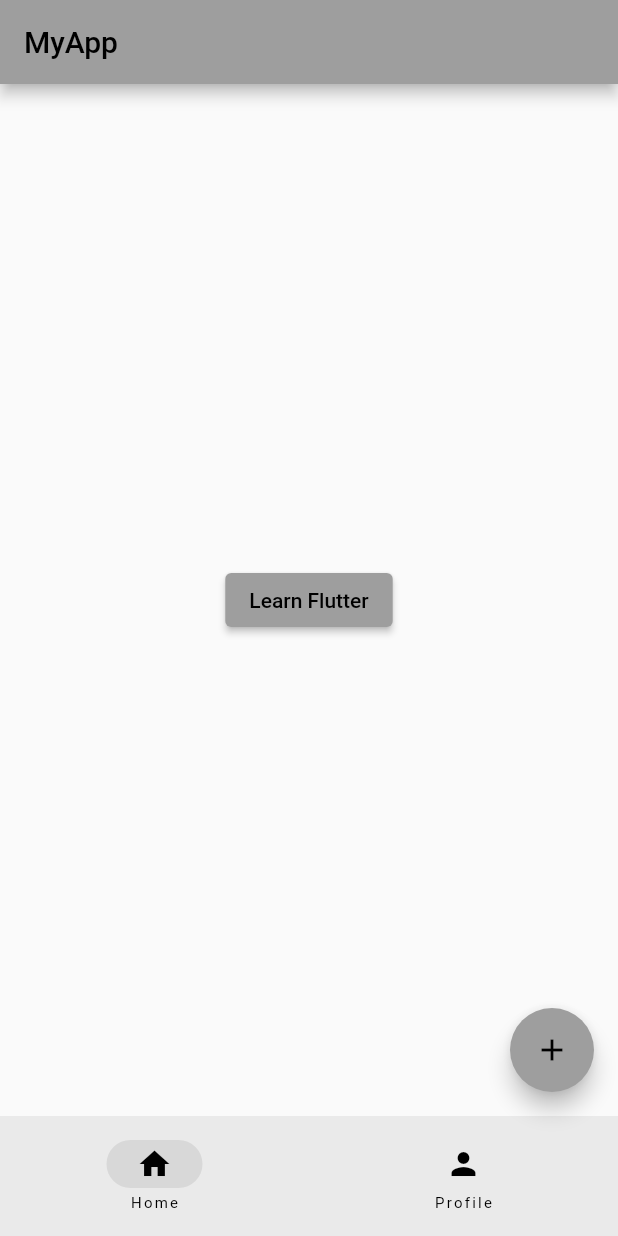
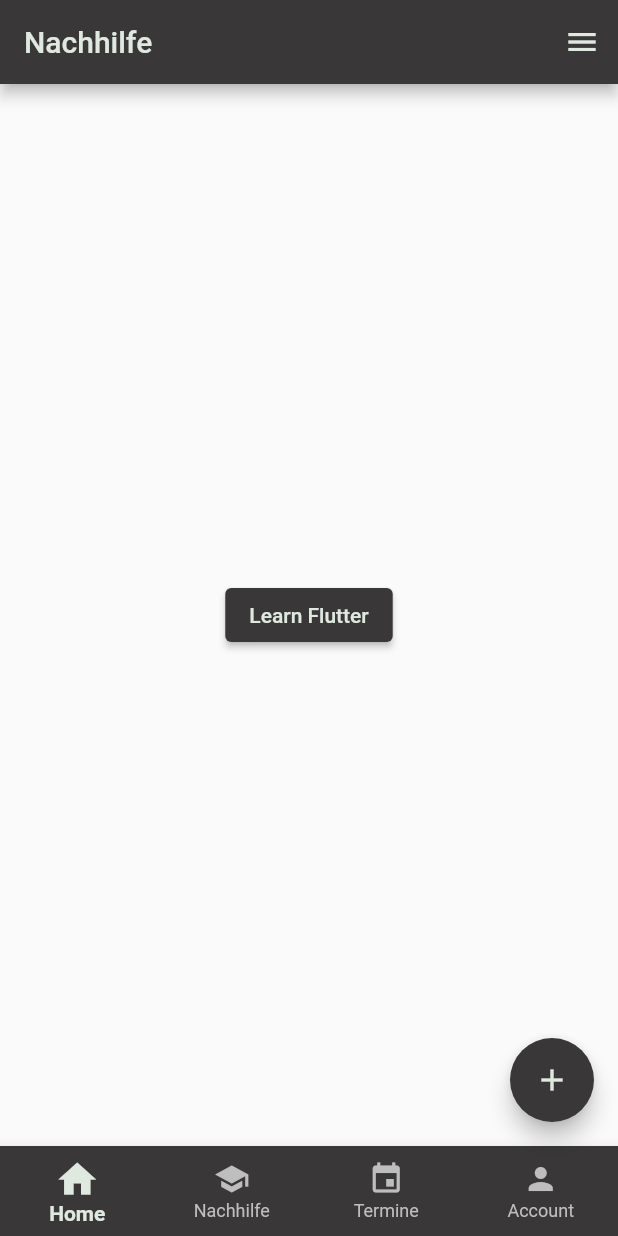
Before and after one commit to crisptells/SEIII_Flutter_App, a Flutter app: the screen it shows after launch, on a phone screen of 412 x 824 dp. Run offline on Flutter 3.47's test engine with Material 2 defaults, Android fonts, the phone set to English and light mode, and no system bars; our stand-ins replace table_calendar.

Commit message:
app after tutorial

```diff
--- a/lib/home_page.dart
+++ b/lib/home_page.dart
@@ -8,6 +8,9 @@ class HomePage extends StatelessWidget {
   Widget build(BuildContext context) {
     return Center(
       child: ElevatedButton(
+        style: ElevatedButton.styleFrom(
+          backgroundColor: const Color.fromARGB(255, 57, 55, 55),
+        ),
         onPressed: () {
           Navigator.of(context).push(
             MaterialPageRoute(
@@ -17,7 +20,12 @@ class HomePage extends StatelessWidget {
             ),
           );
         },
-        child: const Text('Learn Flutter'),
+        child: const Text(
+          'Learn Flutter',
+          style: TextStyle(
+            color: Color.fromARGB(255, 223, 233, 224),
+          ),
+        ),
       ),
     );
   }
--- a/lib/main.dart
+++ b/lib/main.dart
@@ -1,5 +1,8 @@
 import 'package:flutter/material.dart';
+import 'package:flutter_test_app/events_page.dart';
 import 'package:flutter_test_app/home_page.dart';
+import 'package:flutter_test_app/account_page.dart';
+import 'package:flutter_test_app/nachhilfe_page.dart';
 
 void main() {
   runApp(const MyApp());
@@ -27,30 +30,89 @@ class RootPage extends StatefulWidget {
 
 class _RootPageState extends State<RootPage> {
   int currentPage = 0;
+  List<String> dropList = <String>['Eins', 'Zwei', 'Drei'];
+
+  List<Widget> pages = const [
+    // Liste aller Seiten
+    HomePage(), // 0
+    NachhilfePage(),
+    EventPage(),
+    AccountPage(),
+  ];
+
+  void _onItemTapped(int index) {
+    setState(() {
+      currentPage = index;
+    });
+  }
+
   @override
   Widget build(BuildContext context) {
     return Scaffold(
       appBar: AppBar(
-        title: const Text('MyApp'),
+        title: const Text(
+          'Nachhilfe',
+          style: TextStyle(color: Color.fromARGB(255, 223, 233, 224)),
+        ),
+        backgroundColor: const Color.fromARGB(255, 57, 55, 55),
+        actions: [
+          IconButton(
+            onPressed: () {
+              debugPrint('Actions');
+            },
+            icon: const Icon(
+              Icons.menu,
+              color: Color.fromARGB(255, 223, 233, 224),
+            ),
+          ),
+        ],
       ),
-      body: const HomePage(),
+      body: pages[
+          currentPage], // hier wird die Liste aufgerufen --> dann wird die entsprechende Seite angezeigt
       floatingActionButton: FloatingActionButton(
         onPressed: () {
           debugPrint('Text in Terminal');
         },
-        child: const Icon(Icons.add),
+        backgroundColor: const Color.fromARGB(255, 57, 55, 55),
+        child: const Icon(
+          Icons.add,
+          color: Color.fromARGB(255, 223, 233, 224),
+        ),
       ),
-      bottomNavigationBar: NavigationBar(
-        destinations: const [
-          NavigationDestination(icon: Icon(Icons.home), label: 'Home'),
-          NavigationDestination(icon: Icon(Icons.person), label: 'Profile'),
+      bottomNavigationBar: BottomNavigationBar(
+        type: BottomNavigationBarType.fixed,
+        backgroundColor: const Color.fromARGB(255, 57, 55, 55),
+        mouseCursor: SystemMouseCursors.grab,
+        selectedIconTheme: const IconThemeData(
+            color: Color.fromARGB(255, 223, 233, 224), size: 30), // Icon Color
+        selectedItemColor:
+            const Color.fromARGB(255, 223, 233, 224), // Text Color
+        selectedLabelStyle: const TextStyle(fontWeight: FontWeight.bold),
+        unselectedIconTheme:
+            const IconThemeData(color: Color.fromARGB(255, 189, 190, 189)),
+        unselectedItemColor: const Color.fromARGB(255, 189, 190, 189),
+        showSelectedLabels: true, // Label von Navigation bar zeigen oder nicht
+        showUnselectedLabels: true,
+        items: const <BottomNavigationBarItem>[
+          BottomNavigationBarItem(
+            icon: Icon(Icons.home),
+            label: 'Home',
+          ),
+          BottomNavigationBarItem(
+            icon: Icon(Icons.school),
+            label: 'Nachhilfe',
+          ),
+          BottomNavigationBarItem(
+            icon: Icon(Icons.event),
+            label: 'Termine',
+          ),
+          BottomNavigationBarItem(
+            icon: Icon(Icons.person),
+            label: 'Account',
+          ),
         ],
-        onDestinationSelected: (int index){
-          setState(() {
-            currentPage = index;
-          });
-        },
-        selectedIndex: currentPage,
+        currentIndex: currentPage,
+        onTap: _onItemTapped,
       ),
     );
   }
--- a/pubspec.yaml
+++ b/pubspec.yaml
@@ -31,6 +31,7 @@ environment:
 dependencies:
   flutter:
     sdk: flutter
+  table_calendar: ^3.0.8
 
 
   # The following adds the Cupertino Icons font to your application.
```
Also changed, not shown: lib/account_page.dart (added, +24 -0 lines), lib/events_page.dart (added, +44 -0 lines), lib/learn_flutter_page.dart (+52 -4 lines), lib/nachhilfe_page.dart (added, +24 -0 lines), pubspec.lock.
